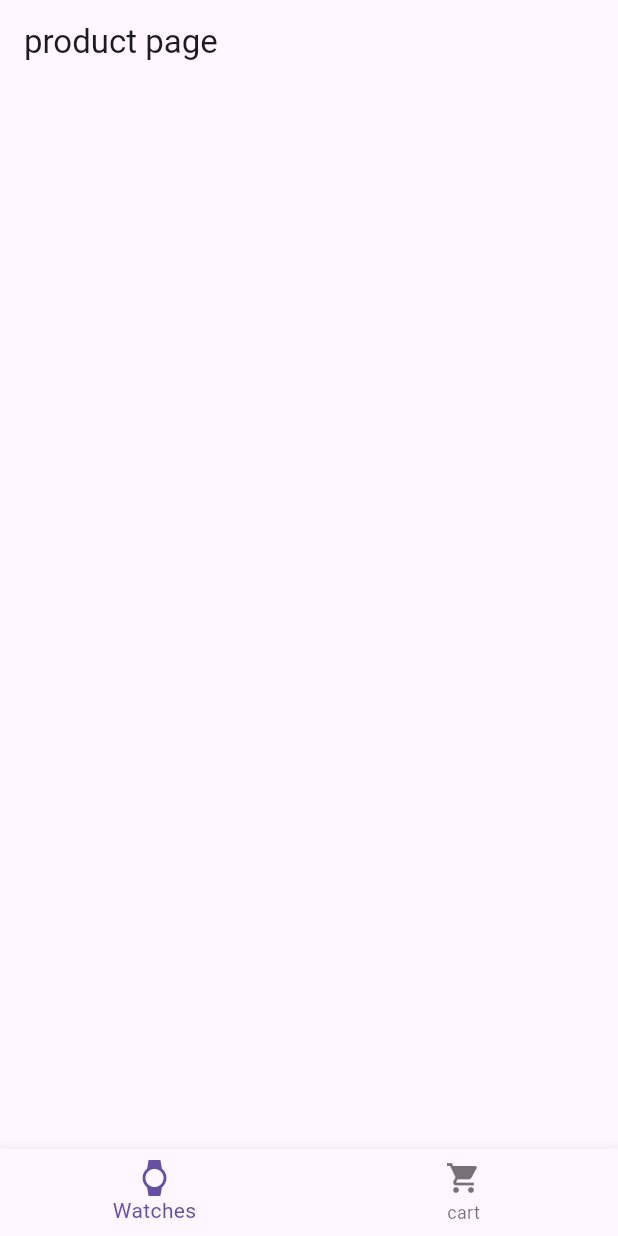
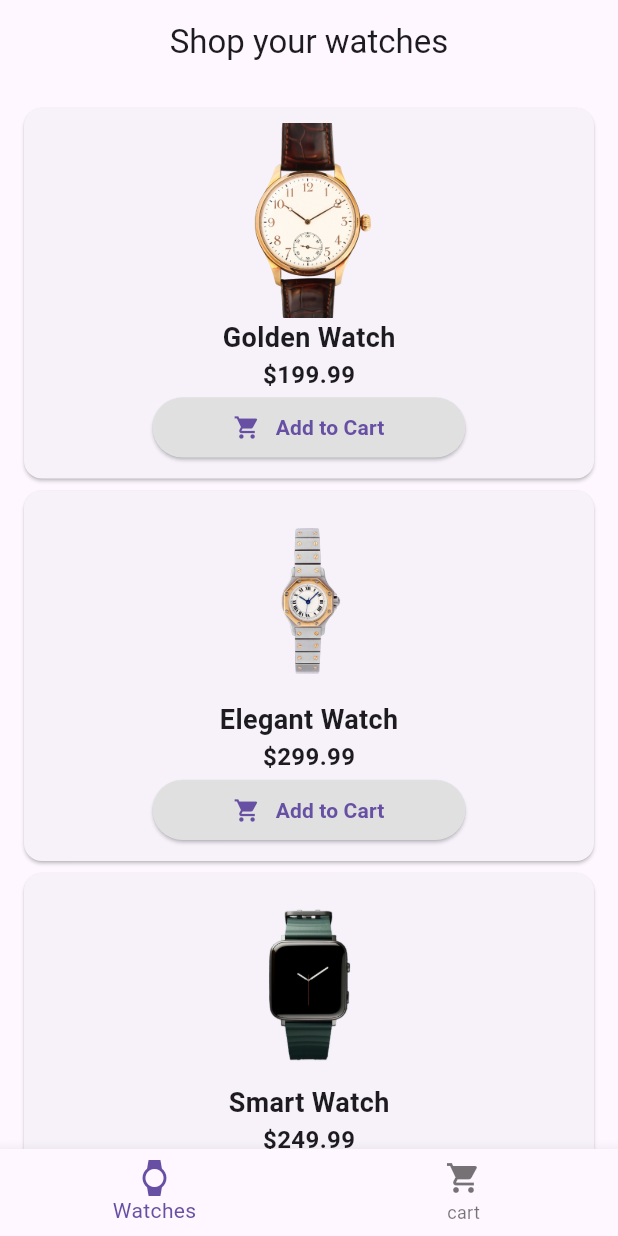
Before and after one commit to Topzee001/hng-shop-task, a Flutter app: the screen it shows after launch, on a phone screen of 412 x 824 dp. Run offline on Flutter 3.47's test engine with Material 3 defaults, Android fonts, the phone set to English and light mode, and no system bars.

Commit message:
product_page done

```diff
--- a/lib/model/cart.dart
+++ b/lib/model/cart.dart
@@ -25,29 +25,35 @@ class CartModel extends ChangeNotifier {
   final List<Product> _shopItems = [
     Product(
         id: '1',
-        name: 'Classic Chronograph',
+        name: 'Golden Watch',
         price: 199.99,
-        imageUrl: 'assets/images/watches/classic_chronograph.png'),
+        imageUrl: 'assets/closeup-shot-golden-watch-isolated.png'),
     Product(
         id: '2',
-        name: 'Smart Watch Pro',
+        name: 'Elegant Watch',
         price: 299.99,
-        imageUrl: 'assets/images/watches/smart_watch_pro.png'),
+        imageUrl:
+            'assets/elegant-watch-with-silver-golden-chain-lights-isolated.png'),
     Product(
         id: '3',
-        name: 'Diver\'s Watch',
+        name: 'Smart Watch',
         price: 249.99,
-        imageUrl: 'assets/images/watches/divers_watch.png'),
+        imageUrl: 'assets/rendering-smart-home-device.png'),
     Product(
         id: '4',
         name: 'Luxury Gold Watch',
         price: 499.99,
-        imageUrl: 'assets/images/watches/luxury_gold_watch.png'),
+        imageUrl: 'assets/stylish-golden-watch-white-surface.png'),
     Product(
         id: '5',
         name: 'Sports Watch',
         price: 149.99,
-        imageUrl: 'assets/images/watches/sports_watch.png'),
+        imageUrl: 'assets/realistic-fitness-trackers.png'),
+    Product(
+        id: '6',
+        name: 'Elegant watch pro',
+        price: 149.99,
+        imageUrl: 'assets/elegant-watch-with-silver-golden-chain-isolated.png'),
   ];
 
   List<Product> get shopItems => _shopItems;
--- a/lib/model/cart_item.dart
+++ /dev/null
@@ -1,8 +0,0 @@
-import 'product.dart';
-
-class CartItem {
-  final Product product;
-  int quantity;
-
-  CartItem({required this.product, this.quantity = 1});
-}
--- a/lib/model/product.dart
+++ /dev/null
@@ -1,11 +0,0 @@
-class Product {
-  final String id;
-  final String name;
-  final double price;
-
-  Product({
-    required this.id,
-    required this.name,
-    required this.price,
-  });
-}
--- a/lib/pages/checkout_page.dart
+++ b/lib/pages/checkout_page.dart
@@ -1,14 +1,21 @@
 import 'package:flutter/material.dart';
+import 'package:hng_shoping_app/model/cart.dart';
 
 class MyCheckoutPage extends StatelessWidget {
-  const MyCheckoutPage({super.key});
+  const MyCheckoutPage({super.key, required this.cartModel});
+
+  final CartModel cartModel;
 
   @override
   Widget build(BuildContext context) {
     return Scaffold(
-      appBar: AppBar(
-        title: Text('checkout page'),
-      ),
-    );
+        appBar: AppBar(
+          centerTitle: true,
+          title: Text('Checkout Page'),
+        ),
+        body: ListView.builder(
+          itemCount: cartModel.cartItems.length,
+          itemBuilder: ((context, index) {}),
+        ));
   }
 }
--- a/lib/pages/home.dart
+++ b/lib/pages/home.dart
@@ -24,7 +24,9 @@ class _MyHomePageState extends State<MyHomePage> {
           MyProductPage(
             cartModel: _cartModel,
           ),
-          MyCheckoutPage(),
+          MyCheckoutPage(
+            cartModel: _cartModel,
+          ),
         ],
       ),
       bottomNavigationBar: BottomNavigationBar(
--- a/lib/pages/order_success_page.dart
+++ b/lib/pages/order_success_page.dart
@@ -0,0 +1,14 @@
+import 'package:flutter/material.dart';
+
+class MyOrderSuccess extends StatelessWidget {
+  const MyOrderSuccess({super.key});
+
+  @override
+  Widget build(BuildContext context) {
+    return Scaffold(
+      appBar: AppBar(
+        title: Text('Order success'),
+      ),
+    );
+  }
+}
--- a/lib/pages/products_page.dart
+++ b/lib/pages/products_page.dart
@@ -6,14 +6,72 @@ class MyProductPage extends StatelessWidget {
   final CartModel cartModel;
   const MyProductPage({super.key, required this.cartModel});
 
-
-
   @override
   Widget build(BuildContext context) {
     return Scaffold(
       appBar: AppBar(
-        title: Text('product page'),
+        centerTitle: true,
+        title: Text('Shop your watches'),
       ),
+      body: ListView.builder(
+          padding: EdgeInsets.all(12),
+          itemCount: cartModel.shopItems.length,
+          itemBuilder: (context, index) {
+            final product = cartModel.shopItems[index];
+            return Card(
+              child: Padding(
+                padding: const EdgeInsets.all(10.0),
+                child: Column(
+                  mainAxisAlignment: MainAxisAlignment.spaceEvenly,
+                  children: [
+                    Image.asset(
+                      product.imageUrl,
+                      height: 130,
+                    ),
+                    Text(
+                      product.name,
+                      style:
+                          TextStyle(fontSize: 18, fontWeight: FontWeight.bold),
+                    ),
+                    Text(
+                      '\$${product.price.toStringAsFixed(2)}',
+                      style:
+                          TextStyle(fontSize: 16, fontWeight: FontWeight.bold),
+                    ),
+                    ElevatedButton(
+                        style: ButtonStyle(
+                          backgroundColor: WidgetStateProperty.all<Color>(
+                              Colors.grey.shade300),
+                        ),
+                        onPressed: () {
+                          cartModel.addItemToCart(product);
+                          ScaffoldMessenger.of(context).showSnackBar(
+                            SnackBar(
+                                content: Text('${product.name} added to cart')),
+                          );
+                        },
+                        child: Padding(
+                          padding: const EdgeInsets.symmetric(horizontal: 30.0),
+                          child: Row(
+                            mainAxisSize: MainAxisSize.min,
+                            children: [
+                              Icon(Icons.shopping_cart),
+                              SizedBox(
+                                width: 10,
+                              ),
+                              Text(
+                                'Add to Cart',
+                                style: TextStyle(fontWeight: FontWeight.bold),
+                              ),
+                              //Spacer(),
+                            ],
+                          ),
+                        )),
+                  ],
+                ),
+              ),
+            );
+          }),
     );
   }
 }
--- a/pubspec.yaml
+++ b/pubspec.yaml
@@ -59,8 +59,8 @@ flutter:
   uses-material-design: true
 
   # To add assets to your application, add an assets section, like this:
-  # assets:
-  #   - images/a_dot_burr.jpeg
+  assets:
+    - assets/
   #   - images/a_dot_ham.jpeg
 
   # An image asset can refer to one or more resolution-specific "variants", see
```
Also changed, not shown: assets/closeup-shot-golden-watch-isolated (1).jpg (deleted), assets/closeup-shot-golden-watch-isolated (1).png (deleted), assets/closeup-shot-golden-watch-isolated (2).png (deleted), assets/closeup-shot-golden-watch-isolated.jpg (deleted), assets/elegant-watch-with-silver-golden-chain-isolated.jpg (deleted), assets/elegant-watch-with-silver-golden-chain-lights-isolated.jpg (deleted), 3 other files.
